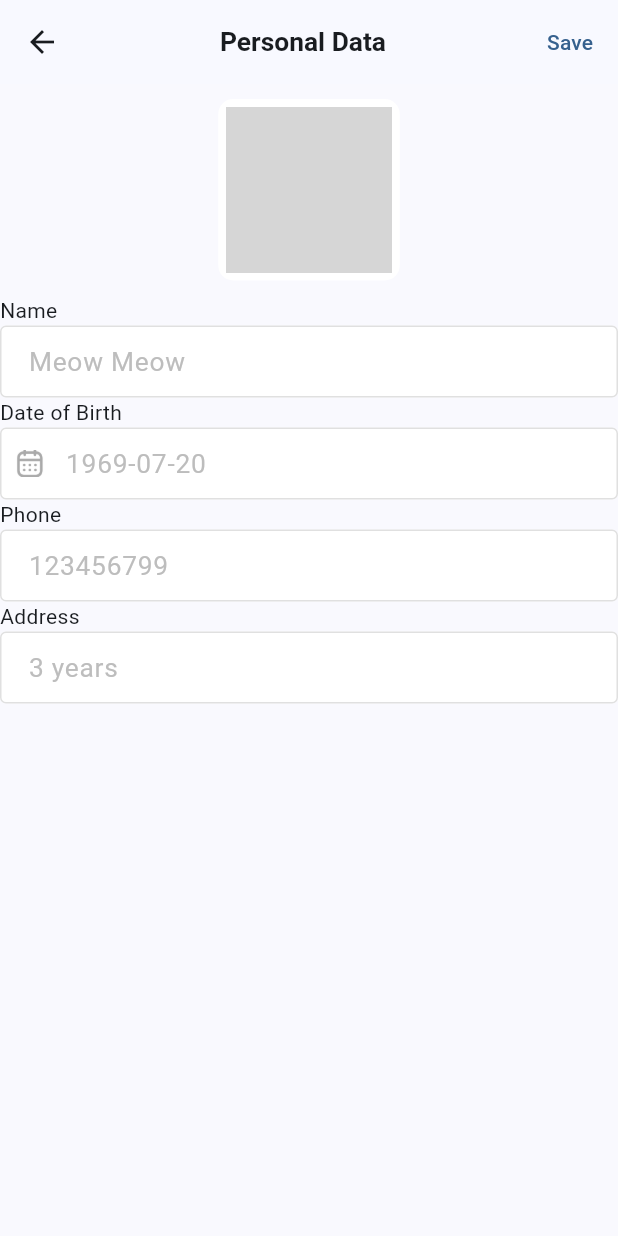
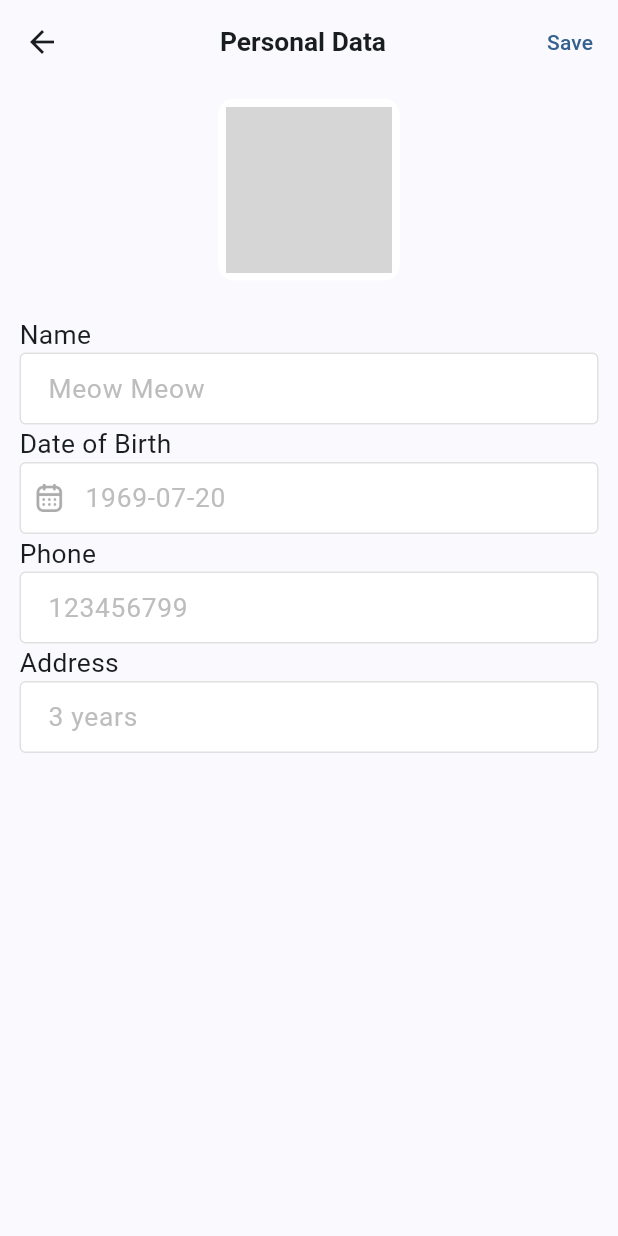
Before and after one commit to TNQT14/Doctor_Help_App, a Flutter app: the PersonalDataScreen screen opened by its route, on a phone screen of 412 x 824 dp. Run offline on Flutter 3.47's test engine with Material 2 defaults, Android fonts, the phone set to English and light mode, and no system bars; our stand-ins replace flutter_rating_bar, flutter_screenutil, fluttertoast, line_icons, lottie; grey boxes are pictures that could not be loaded.

Commit message:
Personal Data screen
done UI

```diff
--- a/lib/screen/user/profile_screen/component/personal_data_screen.dart
+++ b/lib/screen/user/profile_screen/component/personal_data_screen.dart
@@ -27,6 +27,7 @@ class _PersonalDataScreenState extends State<PersonalDataScreen> {
     return Scaffold(
       backgroundColor: colorbg,
       appBar: AppBar(
+        backgroundColor: colorbg,
         title: Center(
           child: Text("Personal Data",
             style: txt16w6,),
@@ -43,20 +44,27 @@ class _PersonalDataScreenState extends State<PersonalDataScreen> {
               Center(
                 child: BackGroundEditAvatCard(context, user1.imageUrl),
               ),
-          Form(
+          Padding(
+            padding: const EdgeInsets.all(13.0),
+            child: Form(
                 child: Column(
                   crossAxisAlignment: CrossAxisAlignment.start,
                   children: [
-                  const Text("Name"),
+                    Text("Name",
+                        style: txt16w4),
                     inputWidget(user1.name, name),
-                  const Text("Date of Birth"),
+                    Text("Date of Birth",
+                      style: txt16w4),
                     inputWidget("${DateFormat('yyyy-MM-dd').format(user1.birthDay)}", name, isPrefix: true, image: iconSchedule),
-                  const Text("Phone"),
+                    Text("Phone",
+                      style: txt16w4),
                     inputWidget("${user1.phone}", name),
-                  const Text("Address"),
+                    Text("Address",
+                      style: txt16w4,),
                     inputWidget("${user1.experience}", name),
                   ],
                 )
+            ),
           ),
         ],
       ),
```
Lines whose indentation alone changed are shown as unchanged.
